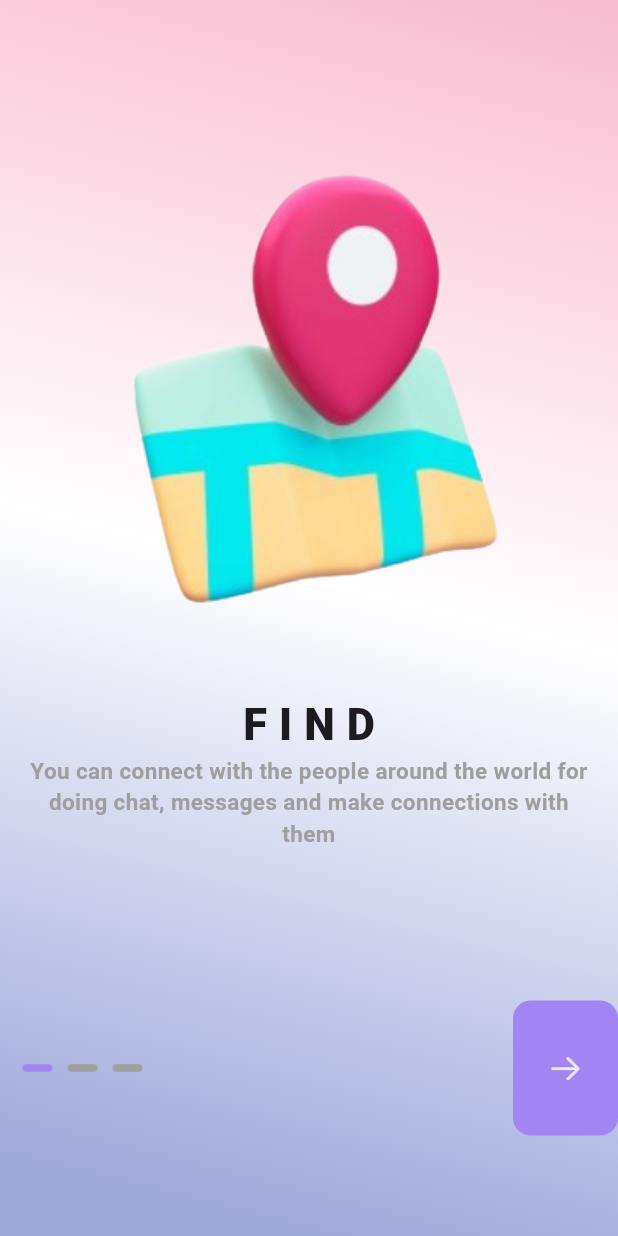
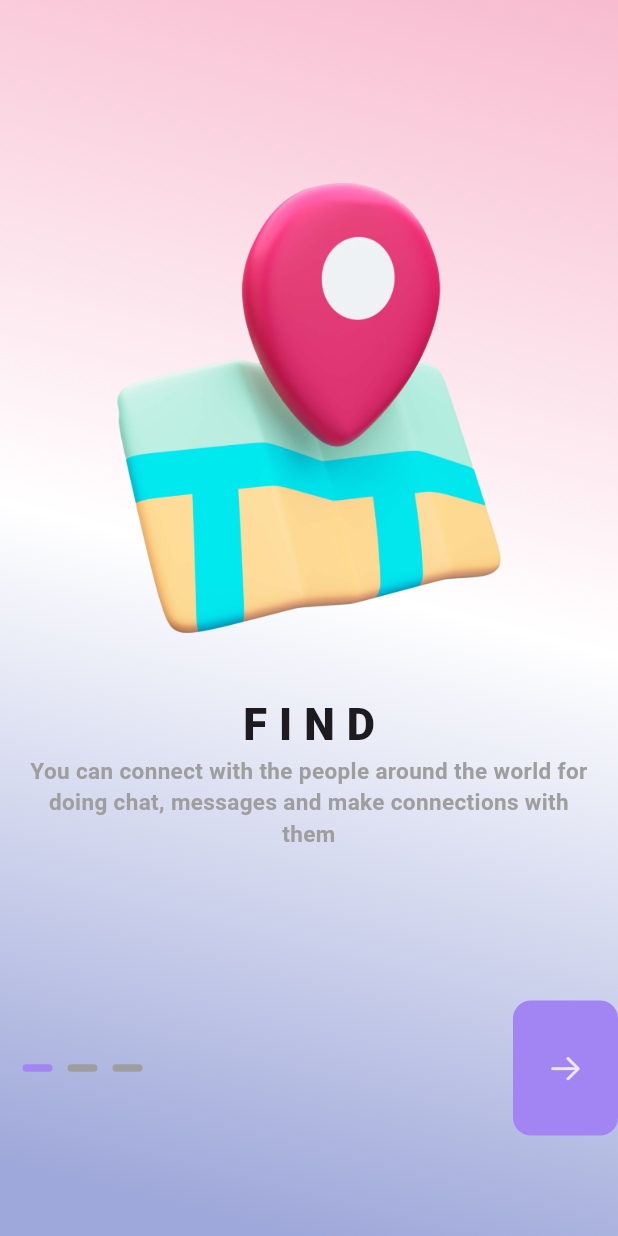
Before and after one commit to oveshdevwala/register_page, a Flutter app: the LandingScreen screen opened directly, on a phone screen of 412 x 824 dp. Run offline on Flutter 3.47's test engine with Material 3 defaults, Android fonts, the phone set to English and light mode, and no system bars; drawn by our look-alikes of smooth_page_indicator; our stand-ins replace flutter_screenutil.

Commit message:
icons fixed

```diff
--- a/lib/auth/screens/landing_screen.dart
+++ b/lib/auth/screens/landing_screen.dart
@@ -52,6 +52,7 @@ class LandingScreen extends StatelessWidget {
                       imagePath: ImagePath.chatIcon,
                       title: TextConst.chatTitle),
                   SliderItemWidget(
+                      iconSize: 180,
                       caption: TextConst.videoCaption,
                       imagePath: ImagePath.videoIcon,
                       title: TextConst.videoTitle),
--- a/lib/auth/widgets/slider_item_widget.dart
+++ b/lib/auth/widgets/slider_item_widget.dart
@@ -9,10 +9,12 @@ class SliderItemWidget extends StatelessWidget {
     required this.caption,
     required this.imagePath,
     required this.title,
+     this.iconSize=300,
   });
   String imagePath;
   String title;
   String caption;
+  double iconSize;
   @override
   Widget build(BuildContext context) {
     return Padding(
@@ -24,10 +26,10 @@ class SliderItemWidget extends StatelessWidget {
                 flex: 2,
                 child: Align(
                     alignment: Alignment.center,
-                    child: ClipRRect(
+                    child: SizedBox(
+                      height: iconSize,
                       child: Image.asset(
                         imagePath,
-                        fit: BoxFit.cover,
                       ),
                     ))),
             Expanded(
@@ -50,8 +52,6 @@ class SliderItemWidget extends StatelessWidget {
                         color: AppPalate.grey,
                         fontWeight: FontWeight.bold),
                   ),
-
-
                 ],
               ),
             ),
--- a/lib/core/constant/image_path.dart
+++ b/lib/core/constant/image_path.dart
@@ -1,5 +1,5 @@
 class ImagePath {
   static const String mapIcon = 'assets/map_icon.png';
-  static const String chatIcon = 'assets/chat_icon.png';
-  static const String videoIcon = 'assets/video_icon.png';
+  static const String chatIcon = 'assets/message_icon.png';
+  static const String videoIcon = 'assets/play_icon.png';
 }
```
Also changed, not shown: lib/auth/screens/registration_screen.dart (+14 -5 lines), assets/chat_icon.png (deleted), assets/map_icon.png, assets/message_icon.png (added), assets/play_icon.png (added), assets/video_icon.png (deleted), lib/main.dart (line endings or trailing spaces).
